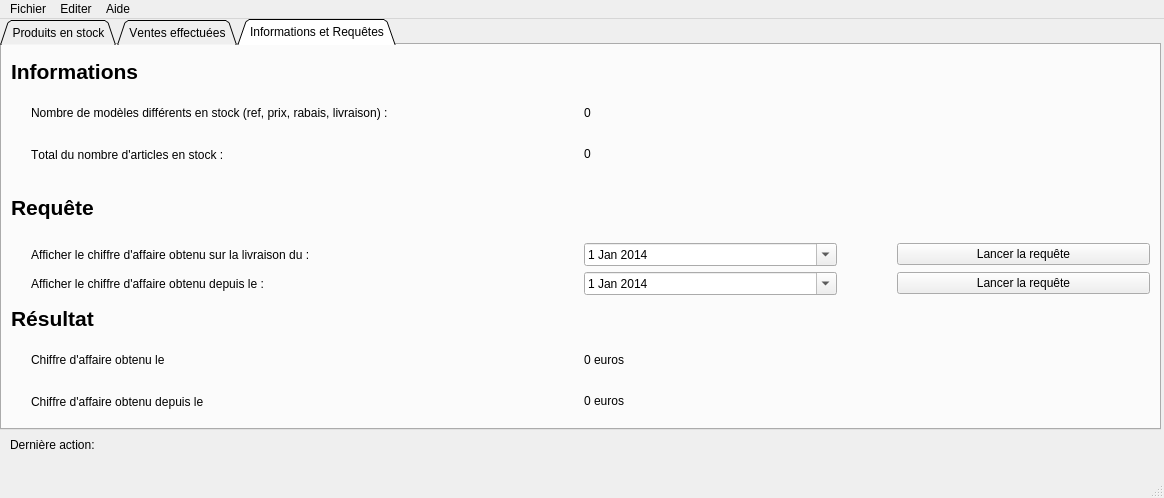
Old version of the form GestionDeStock/mainwindow.ui in the repository pawamoy/gestion-de-stock.
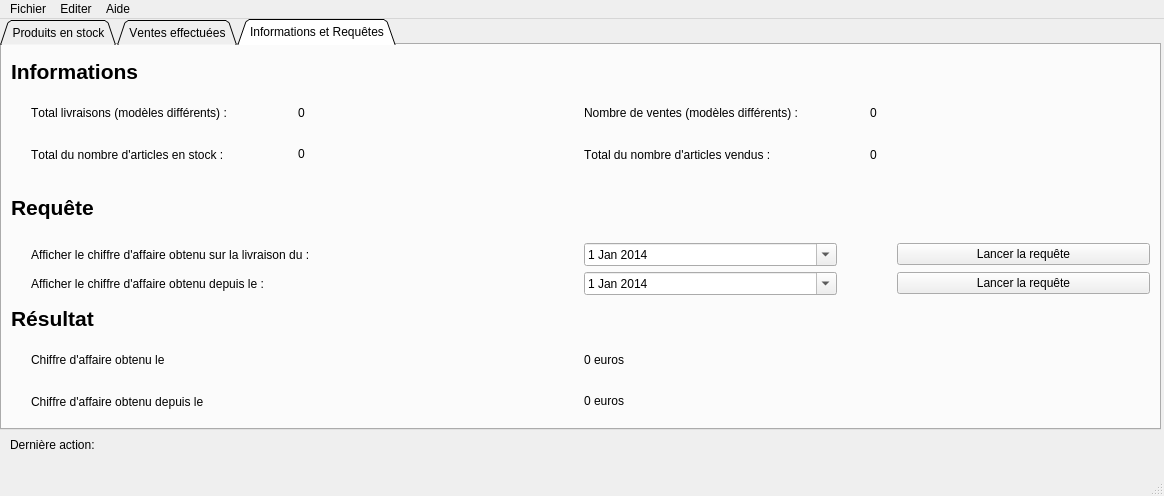
New version of the form. The open tabs and pages were chosen to show the change. Icons and pictures are not drawn.

```diff
--- a/GestionDeStock/mainwindow.ui
+++ b/GestionDeStock/mainwindow.ui
@@ -7,7 +7,7 @@
     <x>0</x>
     <y>0</y>
     <width>1164</width>
-    <height>498</height>
+    <height>496</height>
    </rect>
   </property>
   <property name="windowTitle">
@@ -450,9 +450,11 @@
              <item>
               <layout class="QHBoxLayout" name="horizontalLayout_7">
                <item>
+                <layout class="QHBoxLayout" name="horizontalLayout_6">
+                 <item>
                 <widget class="QLabel" name="label_2">
                  <property name="text">
-                  <string>Nombre de modèles différents en stock (ref, prix, rabais, livraison) :</string>
+                    <string>Total livraisons (modèles différents) :</string>
                  </property>
                  <property name="margin">
                   <number>0</number>
@@ -467,16 +469,41 @@
                  <property name="text">
                   <string>0</string>
                  </property>
+                   <property name="alignment">
+                    <set>Qt::AlignLeading|Qt::AlignLeft|Qt::AlignVCenter</set>
+                   </property>
                  <property name="textInteractionFlags">
                   <set>Qt::TextSelectableByMouse</set>
                  </property>
                 </widget>
+                 </item>
+                </layout>
+               </item>
+               <item>
+                <layout class="QHBoxLayout" name="horizontalLayout_10">
+                 <item>
+                  <widget class="QLabel" name="label_11">
+                   <property name="text">
+                    <string>Nombre de ventes (modèles différents) :</string>
+                   </property>
+                  </widget>
+                 </item>
+                 <item>
+                  <widget class="QLabel" name="nb_model_vente">
+                   <property name="text">
+                    <string>0</string>
+                   </property>
+                  </widget>
+                 </item>
+                </layout>
                </item>
               </layout>
              </item>
              <item>
               <layout class="QHBoxLayout" name="horizontalLayout_8">
                <item>
+                <layout class="QHBoxLayout" name="horizontalLayout_18">
+                 <item>
                 <widget class="QLabel" name="label_3">
                  <property name="text">
                   <string>Total du nombre d'articles en stock :</string>
@@ -491,10 +518,36 @@
                  <property name="text">
                   <string>0</string>
                  </property>
+                   <property name="alignment">
+                    <set>Qt::AlignLeading|Qt::AlignLeft|Qt::AlignVCenter</set>
+                   </property>
+                   <property name="indent">
+                    <number>-1</number>
+                   </property>
                  <property name="textInteractionFlags">
                   <set>Qt::TextSelectableByMouse</set>
                  </property>
                 </widget>
+                 </item>
+                </layout>
+               </item>
+               <item>
+                <layout class="QHBoxLayout" name="horizontalLayout_19">
+                 <item>
+                  <widget class="QLabel" name="label_13">
+                   <property name="text">
+                    <string>Total du nombre d'articles vendus :</string>
+                   </property>
+                  </widget>
+                 </item>
+                 <item>
+                  <widget class="QLabel" name="nb_article_vente">
+                   <property name="text">
+                    <string>0</string>
+                   </property>
+                  </widget>
+                 </item>
+                </layout>
                </item>
               </layout>
              </item>
```
Left out of the diff: 6 changed lines with no effect on the pictures. Lines whose indentation alone changed are shown as unchanged.
